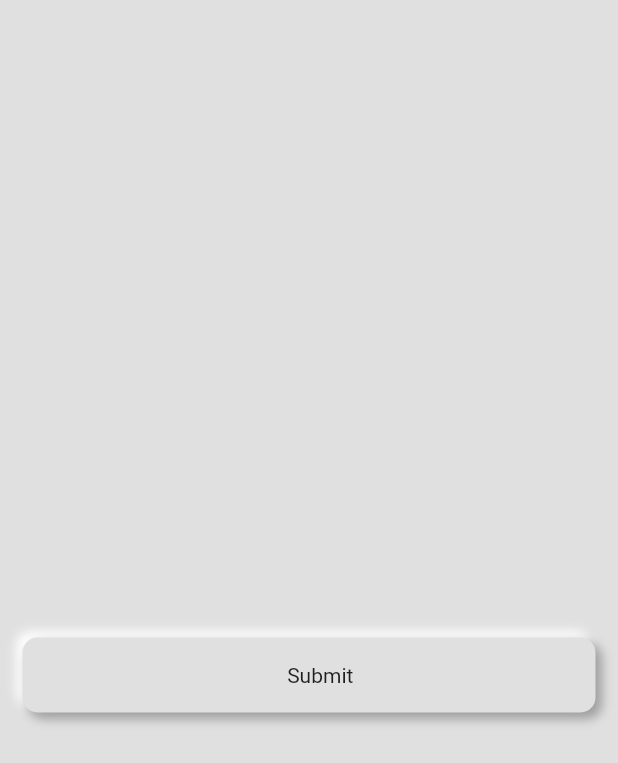
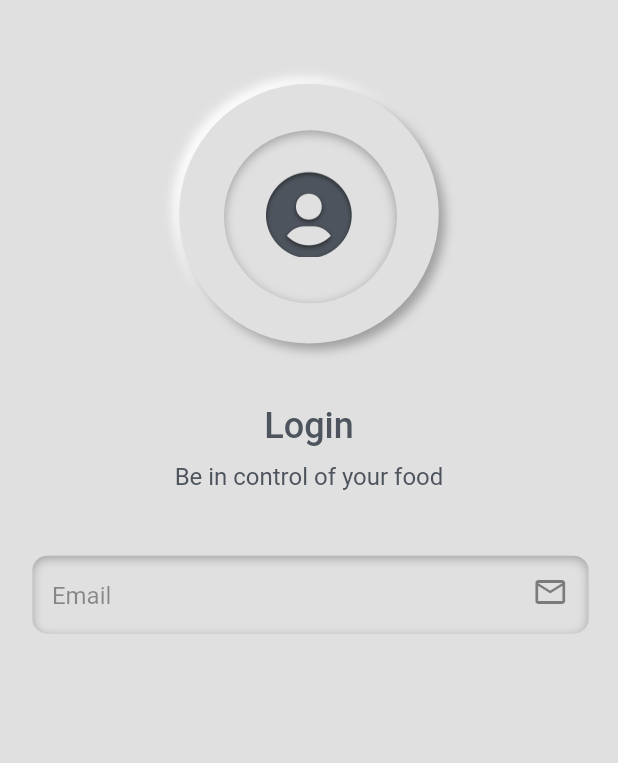
Before and after one commit to ralphbetta/promeal, a Flutter app: the screen it shows after launch, on a phone screen of 412 x 824 dp. Shown: the top 763 px of the screen. Run offline on Flutter 3.47's test engine with Material 2 defaults, Android fonts, the phone set to English and light mode, and no system bars; Roboto replaces fonts that are missing (Poppins).

Commit message:
completed text input field component

```diff
--- a/lib/components/button.component.dart
+++ b/lib/components/button.component.dart
@@ -13,7 +13,7 @@ class AppButton extends StatelessWidget {
       onTap: onPress,
       child: Extrude(
         pressed: pressed,
-        body: Container(
+        child: Container(
             padding: const EdgeInsets.symmetric(vertical: 17),
             width: double.infinity,
             child: Row(
--- a/lib/components/extrude.component.dart
+++ b/lib/components/extrude.component.dart
@@ -5,12 +5,12 @@ import 'package:promeal/provider/theme.provider.dart';
 //This File contains Extrusion n first extrution
 
 class Extrude extends StatelessWidget {
-  final Widget body;
+  final Widget child;
   final double radius;
   final bool pressed;
   final double inset;
   final Function()? onPress;
-  const Extrude({super.key, this.inset = 5, this.body = const SizedBox(), this.radius = 10, required this.pressed, this.onPress});
+  const Extrude({super.key, this.inset = 5, this.child = const SizedBox(), this.radius = 10, this.pressed=false, this.onPress});
 
   @override
   Widget build(BuildContext context) {
@@ -30,8 +30,11 @@ class Extrude extends StatelessWidget {
                 onTap: onPress,
                 child: Center(
                   child: Container(
-                    margin: const EdgeInsets.symmetric(horizontal: 15),
-                    decoration: BoxDecoration(color: Theme.of(context).scaffoldBackgroundColor, borderRadius: BorderRadius.circular(radius), boxShadow: [
+                    decoration:
+                    BoxDecoration(
+                      color: Theme.of(context).scaffoldBackgroundColor,
+                      borderRadius: BorderRadius.circular(radius),
+                      boxShadow: [
                       //top region
                       BoxShadow(
                         offset: -extrueDistance,
@@ -45,7 +48,7 @@ class Extrude extends StatelessWidget {
                         blurRadius: extrudeBlurRadius,
                       ),
                     ]),
-                    child: body,
+                    child: child,
                   ),
                 ),
               )
@@ -53,9 +56,8 @@ class Extrude extends StatelessWidget {
             //intrude
             : GestureDetector(
                 onTap: onPress,
-                child: Center(
                 child: Container(
-                    margin: const EdgeInsets.symmetric(horizontal: 15),
+                  // margin: const EdgeInsets.symmetric(horizontal: 15),
                   decoration: BoxDecoration(
                     boxShadow: [
                       BoxShadow(color: Theme.of(context).shadowColor, offset: const Offset(1, 2)),
@@ -64,8 +66,7 @@ class Extrude extends StatelessWidget {
                     ],
                     borderRadius: BorderRadius.circular(radius),
                   ),
-                    child: body,
-                  ),
+                  child: child,
                 ),
               ),
       ],
--- a/lib/main.dart
+++ b/lib/main.dart
@@ -1,6 +1,9 @@
 import 'package:flutter/material.dart';
 import 'package:promeal/components/button.component.dart';
+import 'package:promeal/config/route.config.dart';
+import 'package:promeal/config/size.config.dart';
 import 'package:promeal/provider/theme.provider.dart';
+import 'package:promeal/screen/authentication.screen.dart';
 
 void main() {
   runApp(const MyApp());
@@ -12,15 +15,35 @@ class MyApp extends StatelessWidget {
   Widget build(BuildContext context) {
     return ValueListenableBuilder<ThemeMode>(
         valueListenable: ThemeClass.themeNotifier,
-      builder: (_,ThemeMode currentMode, __) {
+        builder: (_, ThemeMode currentMode, __) {
           return MaterialApp(
-          title: 'Flutter Demo',
+            title: 'ProMeal App',
             themeMode: currentMode,
             theme: ThemeClass.lightTheme,
             darkTheme: ThemeClass.darkTheme,
-          home: const MyHomePage(title: 'Component Home'),
+            home: const StartUp(),
           );
+        });
   }
+}
+
+class StartUp extends StatelessWidget {
+  const StartUp({super.key});
+
+  @override
+  Widget build(BuildContext context) {
+    timeOut() async {
+      AppSize().init(context);
+      await Future.delayed(const Duration(seconds: 2));
+      if (context.mounted) {
+        AppRoutes.irreversibleNavigate(context, const AuthenticationScreen());
+      }
+    }
+
+    timeOut();
+
+    return Scaffold(
+      body: Container(),
     );
   }
 }
@@ -58,7 +81,6 @@ class _MyHomePageState extends State<MyHomePage> {
           AppButton(
               pressed: _press,
               onPress: () {
-
                 toggle();
               })
         ],
--- a/lib/provider/theme.provider.dart
+++ b/lib/provider/theme.provider.dart
@@ -31,6 +31,11 @@ class ThemeClass {
         seedColor:  AppColors.primary,
         primary:
              AppColors.primary).copyWith(background: AppColors.scaffoldWOff),
+    textTheme:  const TextTheme(
+      bodyLarge: TextStyle(color: Color(0xFF4E545D)),
+      titleLarge: TextStyle(
+          color: Colors.white, fontWeight: FontWeight.bold, fontSize: 16),
+    ),
   );
 
   static ThemeData darkTheme = ThemeData(
--- /dev/null
+++ b/lib/screen/authentication.screen.dart
@@ -0,0 +1,105 @@
+import 'package:flutter/material.dart';
+import 'package:promeal/components/extrude.component.dart';
+import 'package:promeal/config/assets.config.dart';
+import 'package:promeal/config/size.config.dart';
+import 'package:promeal/config/theme.config.dart';
+
+class AuthenticationScreen extends StatelessWidget {
+  const AuthenticationScreen({super.key});
+
+  @override
+  Widget build(BuildContext context) {
+    return Scaffold(
+      appBar: AppBar(),
+      body: SafeArea(
+          child: Column(
+        mainAxisAlignment: MainAxisAlignment.start,
+        crossAxisAlignment: CrossAxisAlignment.center,
+        children: [
+          Extrude(
+            radius: 100,
+            child: SizedBox(
+              width: AppSize.width(42),
+              height: AppSize.width(42),
+              child: Column(
+                children: [
+                  const Expanded(child: SizedBox()),
+                  Extrude(
+                    pressed: true,
+                    onPress: (){
+                      AppTheme().switchTheme();
+                    },
+                    radius: 100,
+                    child: SizedBox(
+                      // color: Colors.amber,
+                      width: AppSize.width(28),
+                      height: AppSize.width(28),
+                      child: Container(
+                          padding: EdgeInsets.all(AppSize.width(7)),
+                          width: 3,
+                          child: Image(
+                            image: AssetImage(AppAsset.profile),
+                            width: 1,
+                          )),
+                    ),
+                  ),
+                  const Expanded(child: SizedBox()),
+                ],
+              ),
+            ),
+          ),
+          SizedBox(height: AppSize.height(5)),
+          Text("Login", style: TextStyle(fontWeight: FontWeight.w500, fontSize: 24, color: Theme.of(context).textTheme.bodyLarge!.color)),
+          const SizedBox(height: 10),
+          Text("Be in control of your food", style: TextStyle(fontSize: 16, fontWeight: FontWeight.w400, color: Theme.of(context).textTheme.bodyLarge!.color)),
+          SizedBox(height: AppSize.height(5)),
+          AppTextField(hint: "Email", icon: Icons.email_outlined,)
+        ],
+      )),
+    );
+  }
+}
+
+class AppTextField extends StatelessWidget {
+  final String hint;
+  final TextEditingController? controller;
+  final bool secured;
+  final IconData? icon;
+
+  const AppTextField({
+    super.key, required this.hint, this.controller, this.secured = false, this.icon,
+  });
+
+  @override
+  Widget build(BuildContext context) {
+    return Padding(
+      padding: EdgeInsets.symmetric(horizontal: AppSize.width(5)),
+      child: Column(
+        children: [
+          Extrude(
+            pressed: true,
+            child: Container(
+              padding: const EdgeInsets.only(left: 14),
+              width: double.infinity,
+              height: 52,
+              child: TextField(
+                decoration: InputDecoration(
+                    hintText: hint,
+                    suffixIcon: icon != null ? Container(
+                      padding: const EdgeInsets.only(
+                        right: 1,
+                        top: 14,
+                        bottom: 10
+                      ),
+                      child: Icon(icon)
+                    ): Container(),
+                    border: InputBorder.none,
+                    contentPadding: const  EdgeInsets.only(top: 19)),
+              ),
+            ),
+          ),
+        ],
+      ),
+    );
+  }
+}
--- /dev/null
+++ b/lib/screen/home.screen.dart
@@ -0,0 +1,15 @@
+import 'package:flutter/material.dart';
+
+class HomeScreen extends StatelessWidget {
+  const HomeScreen({super.key});
+
+  @override
+  Widget build(BuildContext context) {
+    return Scaffold(
+      appBar: AppBar(),
+      body: SafeArea(child: Column(
+        children: const [],
+      )),
+    );
+  }
+}
--- /dev/null
+++ b/lib/screen/scan.screen.dart
@@ -0,0 +1,15 @@
+import 'package:flutter/material.dart';
+
+class ScanScreen extends StatelessWidget {
+  const ScanScreen({super.key});
+
+  @override
+  Widget build(BuildContext context) {
+    return Scaffold(
+      appBar: AppBar(),
+      body: SafeArea(child: Column(
+        children: [],
+      )),
+    );
+  }
+}
--- /dev/null
+++ b/lib/screen/users.screen.dart
@@ -0,0 +1,15 @@
+import 'package:flutter/material.dart';
+
+class UserScreen extends StatelessWidget {
+  const UserScreen({super.key});
+
+  @override
+  Widget build(BuildContext context) {
+    return Scaffold(
+      appBar: AppBar(),
+      body: SafeArea(child: Column(
+        children: [],
+      )),
+    );
+  }
+}
--- a/pubspec.yaml
+++ b/pubspec.yaml
@@ -60,9 +60,8 @@ flutter:
   uses-material-design: true
 
   # To add assets to your application, add an assets section, like this:
-  # assets:
-  #   - images/a_dot_burr.jpeg
-  #   - images/a_dot_ham.jpeg
+  assets:
+    - assets/
 
   # An image asset can refer to one or more resolution-specific "variants", see
   # https://flutter.dev/assets-and-images/#resolution-aware
```
Also changed, not shown: assets/profile.png (added), lib/config/assets.config.dart. Lines whose indentation alone changed are shown as unchanged.
